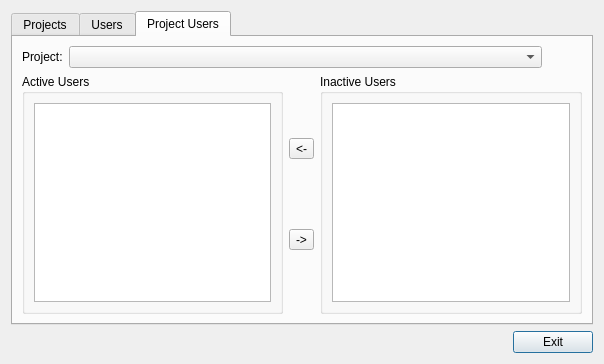
Before: the Qt Designer form qt4client/forms/manage.ui in gestiweb/llampex-mini, drawn with Qt 5.
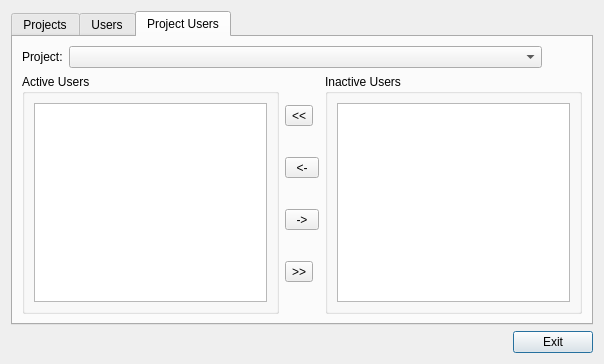
After: the same form once the commit is applied. Icons and pictures are not drawn.

Commit message: Solved some bugs in Manage User and Projects and added new features

What changed in the file:
```diff
--- a/qt4client/forms/manage.ui
+++ b/qt4client/forms/manage.ui
@@ -245,15 +245,44 @@
            </property>
            <layout class="QVBoxLayout" name="verticalLayout_5">
             <item>
-             <widget class="QListWidget" name="listActive"/>
+             <widget class="QListWidget" name="listActive">
+              <property name="dragEnabled">
+               <bool>true</bool>
+              </property>
+              <property name="dragDropMode">
+               <enum>QAbstractItemView::DragDrop</enum>
+              </property>
+              <property name="defaultDropAction">
+               <enum>Qt::MoveAction</enum>
+              </property>
+              <property name="alternatingRowColors">
+               <bool>false</bool>
+              </property>
+             </widget>
             </item>
            </layout>
           </widget>
          </item>
          <item>
           <layout class="QVBoxLayout" name="verticalLayout_7">
+           <property name="spacing">
+            <number>0</number>
+           </property>
+           <item>
+            <widget class="QToolButton" name="btnAllLeft">
+             <property name="text">
+              <string>&lt;&lt;</string>
+             </property>
+            </widget>
+           </item>
            <item>
             <widget class="QToolButton" name="btnLeft">
+             <property name="minimumSize">
+              <size>
+               <width>34</width>
+               <height>0</height>
+              </size>
+             </property>
              <property name="text">
               <string>&lt;-</string>
              </property>
@@ -261,11 +290,30 @@
            </item>
            <item>
             <widget class="QToolButton" name="btnRight">
+             <property name="minimumSize">
+              <size>
+               <width>34</width>
+               <height>0</height>
+              </size>
+             </property>
              <property name="text">
               <string>-&gt;</string>
              </property>
             </widget>
            </item>
+           <item>
+            <widget class="QToolButton" name="btnAllRight">
+             <property name="minimumSize">
+              <size>
+               <width>0</width>
+               <height>0</height>
+              </size>
+             </property>
+             <property name="text">
+              <string>&gt;&gt;</string>
+             </property>
+            </widget>
+           </item>
           </layout>
          </item>
          <item>
@@ -275,7 +323,20 @@
            </property>
            <layout class="QVBoxLayout" name="verticalLayout_6">
             <item>
-             <widget class="QListWidget" name="listInactive"/>
+             <widget class="QListWidget" name="listInactive">
+              <property name="dragEnabled">
+               <bool>true</bool>
+              </property>
+              <property name="dragDropMode">
+               <enum>QAbstractItemView::DragDrop</enum>
+              </property>
+              <property name="defaultDropAction">
+               <enum>Qt::MoveAction</enum>
+              </property>
+              <property name="alternatingRowColors">
+               <bool>false</bool>
+              </property>
+             </widget>
             </item>
            </layout>
           </widget>
```
The commit also changes 2 other files.
